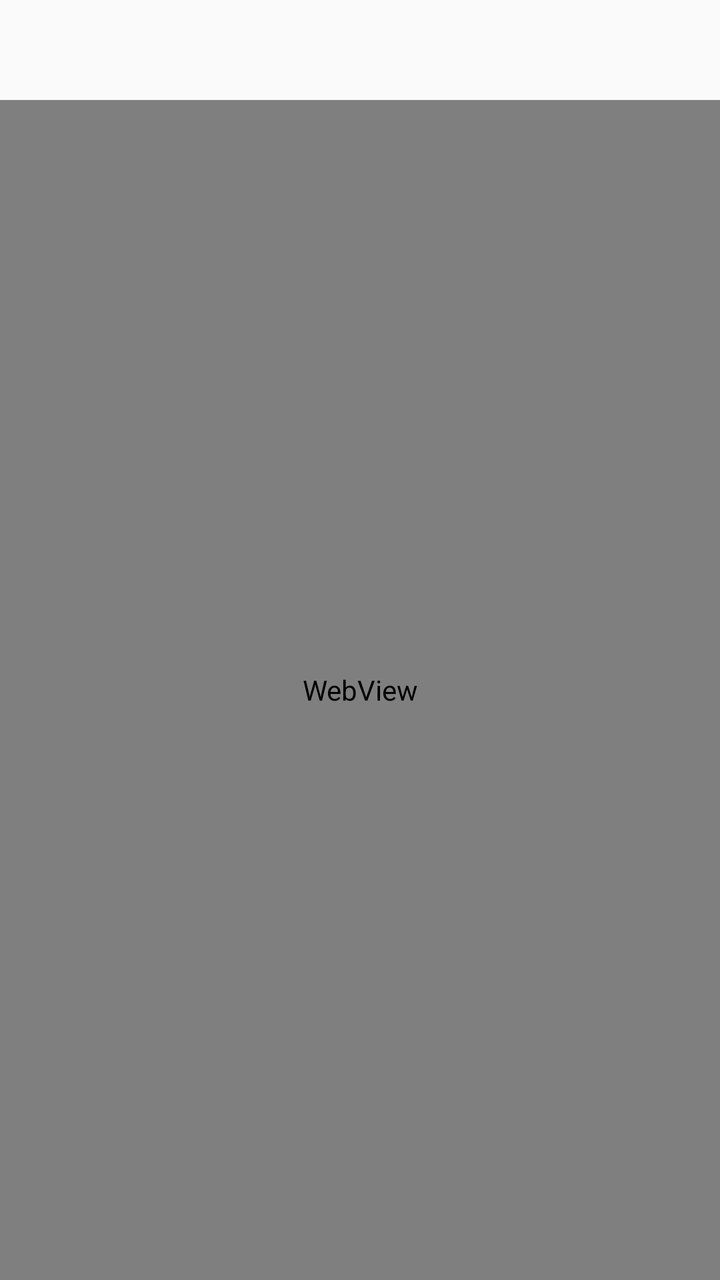
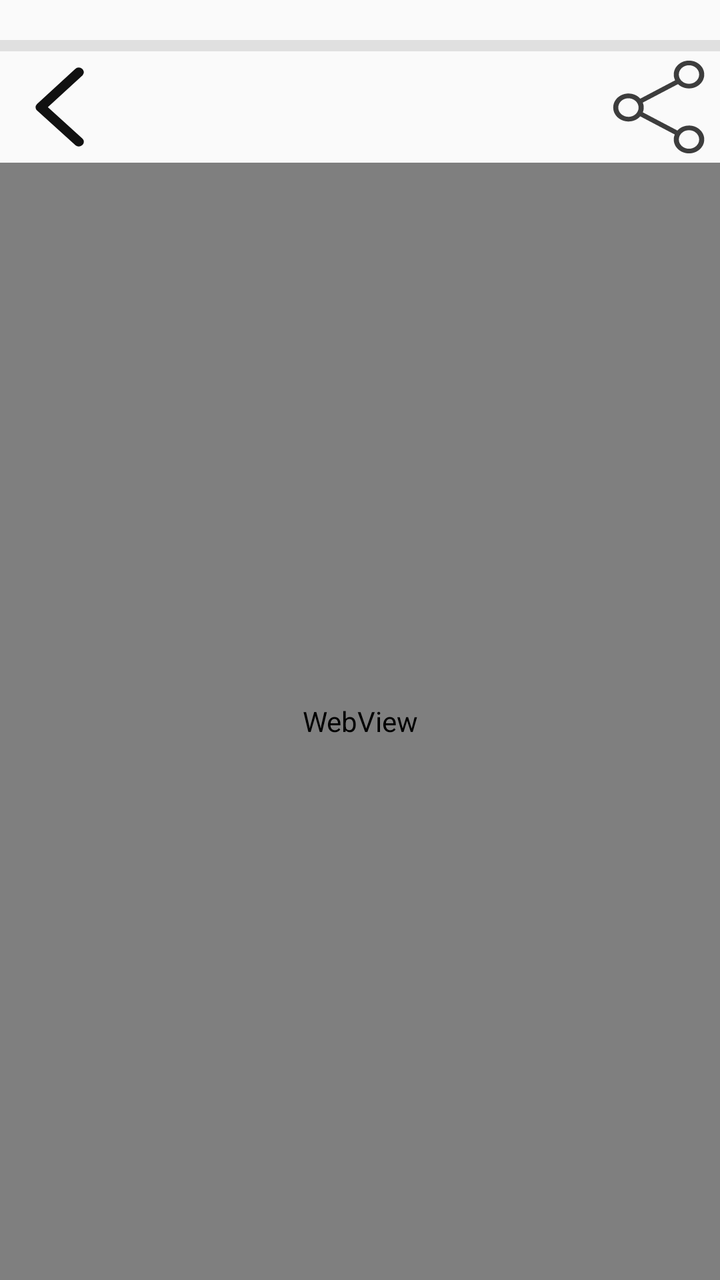

Two renders of the same Android screen: before a commit and after it. Below are the layout's source before the change and the commit's diff.
<!-- AndroidManifest.xml: application theme Theme.AppCompat.Light.NoActionBar -->
<!-- res/layout/activity_browse_page.xml -->
<?xml version="1.0" encoding="utf-8"?>
<RelativeLayout xmlns:android="http://schemas.android.com/apk/res/android"
    xmlns:app="http://schemas.android.com/apk/res-auto"
    xmlns:tools="http://schemas.android.com/tools"
    android:layout_width="match_parent"
    android:layout_height="match_parent"
    android:layout_marginTop="30dp"

    >

    <ProgressBar
        style="?android:attr/progressBarStyleHorizontal"
        android:layout_below="@android:id/statusBarBackground"
        android:id="@+id/progress_bar"
        android:layout_width="match_parent"
        android:layout_height="4dp"
        android:visibility="gone"
        android:progressDrawable="@drawable/progress_horizontal"
        />

    <LinearLayout
        android:id="@+id/tool_bar"
        android:layout_below="@id/progress_bar"
        android:layout_width="match_parent"
        android:layout_height="50dp">
    <ImageButton
        android:id="@+id/back"
        android:layout_width="0dp"
        android:layout_weight = "2"
        android:layout_height="match_parent"
        android:background="@drawable/browseback"
        android:scaleType="center"
        android:visibility="gone"
        />

        <TextView

            android:id="@+id/web_title"
            android:layout_width="0dp"
            android:layout_weight="11"
            android:layout_height="match_parent"
            android:gravity="center"
            android:layout_gravity="center"
            android:textColor="@color/black"
            android:autoSizeTextType="uniform"

            />

    <ImageButton
        android:id="@+id/share"
        android:layout_weight = "2"
        android:layout_width="0dp"
        android:layout_height="match_parent"
        android:background="@drawable/browseshare"
        android:scaleType="center"
        android:visibility="gone"
        />


    </LinearLayout>
    <WebView
        android:id="@+id/web_view"
        android:layout_below="@id/tool_bar"
        android:layout_width="match_parent"
        android:layout_height="match_parent"
        />
</RelativeLayout>
<!-- resources referenced by this layout -->
<resources>
  <color name="black">#FF000000</color>
  <!-- drawable browseback (drawable) -->
  <vector xmlns:android="http://schemas.android.com/apk/res/android"
  
      android:width="200dp"
      android:height="200dp"
      android:viewportWidth="1024"
      android:viewportHeight="1024"
  
      >
    <path
  
        android:pathData="M631,161.9a42.7,42.7 0,0 1,63.1 57.4l-2.5,2.7 -290,292.2 289.7,287.4a42.7,42.7 0,0 1,2.7 57.6l-2.5,2.8a42.7,42.7 0,0 1,-57.6 2.7l-2.8,-2.5 -320,-317.4a42.7,42.7 0,0 1,-2.7 -57.6l2.5,-2.8 320,-322.6z"
        android:fillColor="#111111"/>
  </vector>
  <!-- drawable browseshare (drawable) -->
  <vector xmlns:android="http://schemas.android.com/apk/res/android"
      android:width="200dp"
      android:height="200dp"
      android:viewportWidth="1024"
      android:viewportHeight="1024">
    <path
        android:pathData="M763.8,896c-47.1,0 -85.3,-38.2 -85.3,-85.3s38.2,-85.3 85.3,-85.3c47.1,0 85.3,38.2 85.3,85.3 0,47.1 -38.2,85.3 -85.3,85.3M329.9,558.8c-14.9,26.2 -42.6,43.6 -74.5,43.6 -47.1,0 -85.3,-38.2 -85.3,-85.3 0,-16.1 4.5,-31.2 12.2,-44 14.9,-24.8 42.1,-41.3 73.1,-41.3 47.1,0 85.3,38.2 85.3,85.3 0,15.3 -4,29.7 -11.1,42.1M763.8,128c47.1,0 85.3,38.2 85.3,85.3s-38.2,85.3 -85.3,85.3c-47.1,0 -85.3,-38.2 -85.3,-85.3 0,-47.1 38.2,-85.3 85.3,-85.3M763.8,682.7c-0,0 -0,0 -0.1,0 -39.2,0 -74.2,17.6 -97.6,45.4l-289.9,-167.1c4.9,-13.1 7.8,-28.2 7.8,-44.1 0,-0.1 0,-0.2 0,-0.3 0,-0.1 0,-0.2 0,-0.3 0,-15.8 -2.9,-31 -8.1,-44.9l295.5,-169.6c23.3,24.4 56,39.5 92.3,39.5 0,0 0,0 0.1,0 70.7,0 128,-57.3 128,-128 0,-70.7 -57.3,-128 -128,-128 -70.7,0 -128,57.3 -128,128 0,19 4.2,36.9 11.6,53.1l-292.3,168.7c-23.7,-28.8 -59.3,-47.1 -99.2,-47.1 -70.7,0 -128,57.3 -128,128 0,0.2 0,0.4 0,0.6 -0,0.1 -0,0.3 -0,0.5 0,70.7 57.3,128 128,128 39.9,0 75.5,-18.3 99,-46.9l289.4,166.8c-5.4,13.6 -8.5,29.3 -8.5,45.7 0,70.6 57.3,127.9 128,127.9 70.7,0 128,-57.3 128,-128 0,-70.7 -57.3,-128 -128,-128z"
        android:fillColor="#3D3D3D"/>
  </vector>
  <!-- drawable progress_horizontal (drawable) -->
  <?xml version="1.0" encoding="utf-8"?>
  <layer-list xmlns:android="http://schemas.android.com/apk/res/android">
      
      <item android:id="@android:id/background">
          <shape>
              <solid android:color="#E0E0E0" />
          </shape>
      </item>
  
      
      <item android:id="@android:id/progress">
          <clip>
              <shape>
  
                  <solid android:color="#1E88E5" />
              </shape>
          </clip>
      </item>
  </layer-list>
</resources>

<!-- the commit's change to res/layout/activity_browse_page.xml (unified diff, before → after) -->
@@ -1,67 +1,85 @@
 <?xml version="1.0" encoding="utf-8"?>
-<RelativeLayout xmlns:android="http://schemas.android.com/apk/res/android"
+<layout xmlns:android="http://schemas.android.com/apk/res/android"
     xmlns:app="http://schemas.android.com/apk/res-auto"
-    xmlns:tools="http://schemas.android.com/tools"
+    xmlns:tools="http://schemas.android.com/tools">
+
+    <data>
+        <variable
+            name="viewModel"
+            type="com.example.orionminibrowser.BrowseViewModel" />
+    </data>
+<androidx.constraintlayout.widget.ConstraintLayout
+
+    android:id="@+id/main"
     android:layout_width="match_parent"
     android:layout_height="match_parent"
-    android:layout_marginTop="30dp"
-
     >
 
+
+
     <ProgressBar
+        android:id="@+id/progress_bar"
         style="?android:attr/progressBarStyleHorizontal"
-        android:layout_below="@android:id/statusBarBackground"
-        android:id="@+id/progress_bar"
+        android:progressDrawable="@drawable/progress_horizontal"
         android:layout_width="match_parent"
-        android:layout_height="4dp"
-        android:visibility="gone"
-        android:progressDrawable="@drawable/progress_horizontal"
+        android:layout_height="0dp"
+        android:layout_marginTop="20dp"
+        app:layout_constraintTop_toTopOf="parent"
+        app:layout_constraintVertical_chainStyle="spread"
+        app:layout_constraintTop_toBottomOf="parent"
+        app:layout_constraintBottom_toTopOf="@id/title"
+        app:layout_constraintVertical_weight="0.2"
+
         />
+    <androidx.constraintlayout.widget.ConstraintLayout
+        android:id="@+id/title"
+        android:layout_height="0dp"
+        android:layout_width="match_parent"
+        app:layout_constraintVertical_weight="2"
+        app:layout_constraintTop_toBottomOf="@id/progress_bar"
+        app:layout_constraintBottom_toTopOf="@id/web_view"
+        >
 
-    <LinearLayout
-        android:id="@+id/tool_bar"
-        android:layout_below="@id/progress_bar"
-        android:layout_width="match_parent"
-        android:layout_height="50dp">
-    <ImageButton
-        android:id="@+id/back"
-        android:layout_width="0dp"
-        android:layout_weight = "2"
-        android:layout_height="match_parent"
-        android:background="@drawable/browseback"
-        android:scaleType="center"
-        android:visibility="gone"
-        />
-
+        <ImageButton
+            android:id="@+id/back"
+            android:layout_width="0dp"
+            android:layout_height="match_parent"
+            app:layout_constraintLeft_toLeftOf="parent"
+            app:layout_constraintRight_toLeftOf="@id/web_title"
+            app:layout_constraintHorizontal_chainStyle="spread"
+            app:layout_constraintHorizontal_weight="2"
+            app:layout_constraintDimensionRatio="1.1"
+            android:background="@drawable/browseback"
+            />
         <TextView
-
             android:id="@+id/web_title"
             android:layout_width="0dp"
-            android:layout_weight="11"
             android:layout_height="match_parent"
+            app:layout_constraintLeft_toRightOf="@id/back"
+            app:layout_constraintRight_toLeftOf="@id/share"
+            app:layout_constraintHorizontal_weight="5"
             android:gravity="center"
-            android:layout_gravity="center"
-            android:textColor="@color/black"
-            android:autoSizeTextType="uniform"
-
             />
-
-    <ImageButton
-        android:id="@+id/share"
-        android:layout_weight = "2"
-        android:layout_width="0dp"
-        android:layout_height="match_parent"
-        android:background="@drawable/browseshare"
-        android:scaleType="center"
-        android:visibility="gone"
+        <ImageButton
+            android:id="@+id/share"
+            android:layout_width="0dp"
+            android:layout_height="match_parent"
+            app:layout_constraintRight_toRightOf="parent"
+            app:layout_constraintLeft_toRightOf="@id/web_title"
+            app:layout_constraintHorizontal_weight="2"
+            app:layout_constraintDimensionRatio="1.1"
+            android:background="@drawable/browseshare"
+            />
+    </androidx.constraintlayout.widget.ConstraintLayout>
+    <WebView
+        android:id="@+id/web_view"
+        android:layout_width="match_parent"
+        android:layout_height="0dp"
+        app:layout_constraintTop_toBottomOf="@id/title"
+        app:layout_constraintVertical_weight="20"
+        app:layout_constraintBottom_toBottomOf="parent"
         />
+</androidx.constraintlayout.widget.ConstraintLayout>
 
 
-    </LinearLayout>
-    <WebView
-        android:id="@+id/web_view"
-        android:layout_below="@id/tool_bar"
-        android:layout_width="match_parent"
-        android:layout_height="match_parent"
-        />
-</RelativeLayout>
+</layout>
<!-- resource entries referenced after the edit -->
@@ -1,6 +1,5 @@
 <!-- resources referenced by this layout -->
 <resources>
-  <color name="black">#FF000000</color>
   <!-- drawable browseback (drawable) -->
   <vector xmlns:android="http://schemas.android.com/apk/res/android"
   
